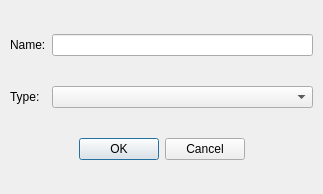
The window that src/ui/qgsaddattrdialogbase.ui (kadas-albireo/kadas-albireo) describes before a commit, drawn with Qt 5.
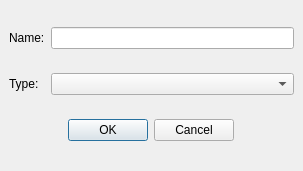
The same window after the commit.

Commit message: Went thrpugh and check layouting of these widgets. Converted q3table in src/ui/qgsattributedialogbase.ui to use QTableWidget

```diff
--- a/src/ui/qgsaddattrdialogbase.ui
+++ b/src/ui/qgsaddattrdialogbase.ui
@@ -8,8 +8,8 @@
    <rect>
     <x>0</x>
     <y>0</y>
-    <width>323</width>
-    <height>194</height>
+    <width>303</width>
+    <height>171</height>
    </rect>
   </property>
   <property name="windowTitle" >
@@ -17,7 +17,7 @@
   </property>
   <layout class="QGridLayout" >
    <property name="margin" >
-    <number>10</number>
+    <number>9</number>
    </property>
    <property name="spacing" >
     <number>6</number>
```
Left out of the diff: 40 changed lines with no effect on the pictures. The commit also changes 6 other files.
